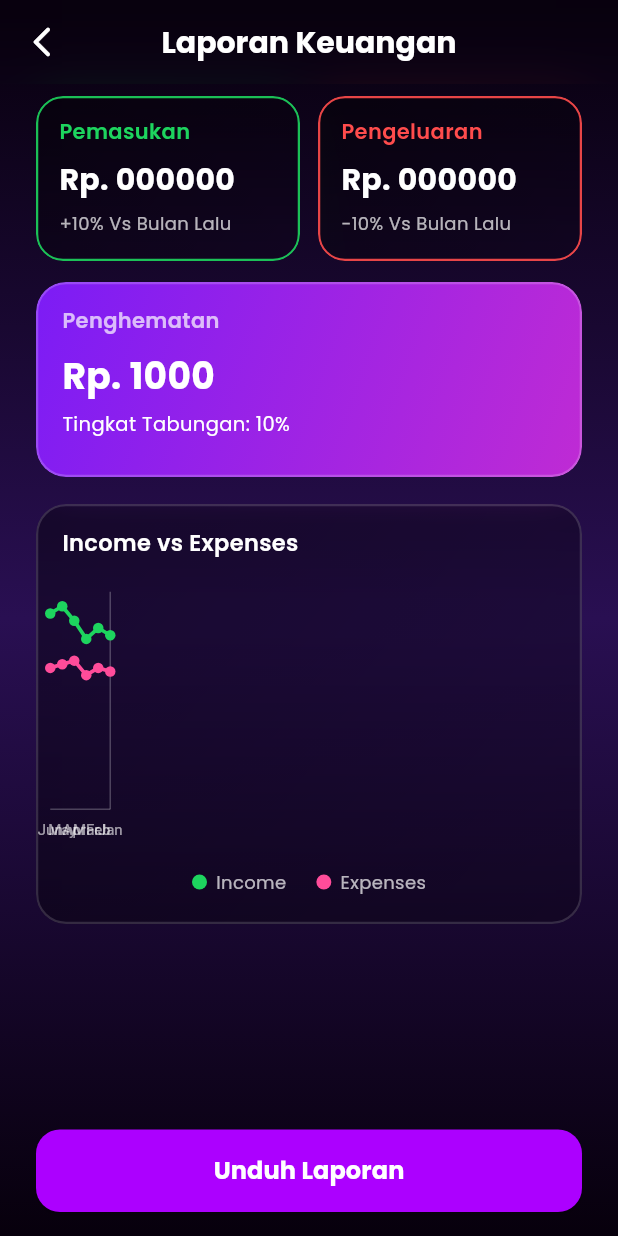
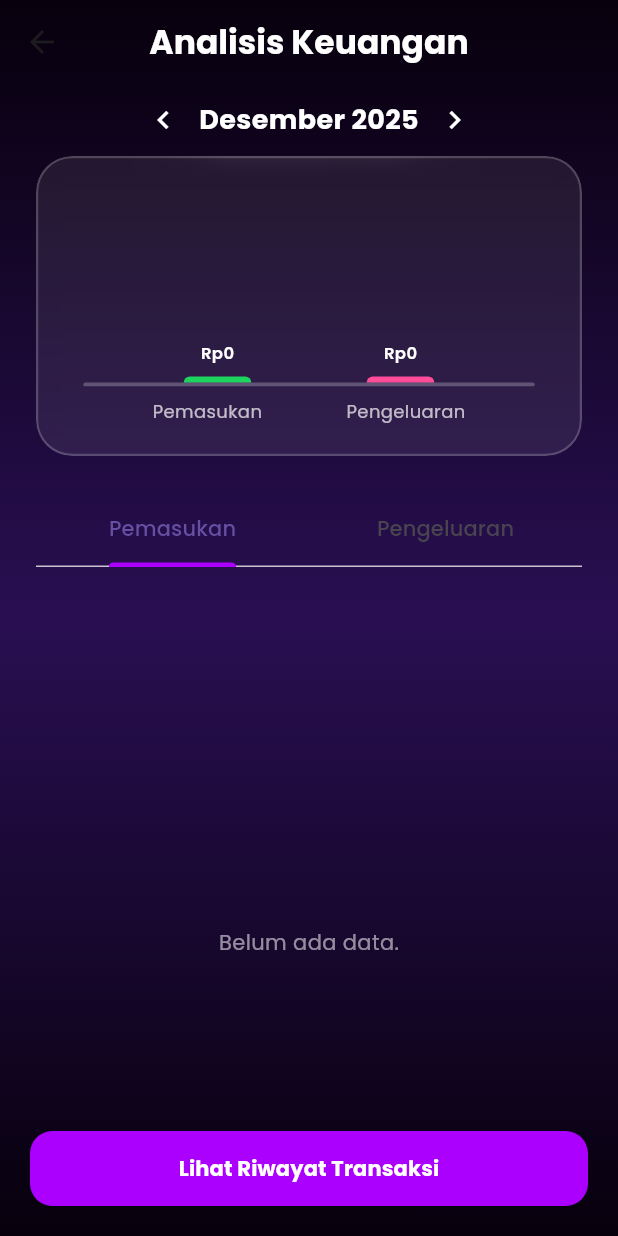
Before and after one commit to Wrrynn/4RT05, a Flutter app: the HistoryPage screen opened by its route, after a tap on the "arrow back ios new" icon, after a tap on "Laporan Keuangan", on a phone screen of 412 x 824 dp. Run offline on Flutter 3.47's test engine with Material 3 defaults, Android fonts, the phone set to English and light mode, and no system bars; our stand-ins replace curved_navigation_bar, liquid_pull_to_refresh, supabase_flutter; missing offline and left inert: mobile_scanner; accounts and stored records are empty.

Commit message:
laporan keuangan

```diff
--- a/lib/controller/historyCtrl.dart
+++ b/lib/controller/historyCtrl.dart
@@ -159,4 +159,59 @@ class HistoryController {
       (Match m) => '${m[1]}.',
     );
   }
+
+  // historyCtrl.dart
+
+  Future<Map<String, dynamic>> getMonthlyReportData(String uid, DateTime month) async {
+    double totalIn = 0;
+    double totalOut = 0;
+    Map<String, double> expenseCatData = {};
+    Map<String, double> incomeCatData = {};
+
+    try {
+      final start = DateTime(month.year, month.month, 1).toIso8601String();
+      final end = DateTime(month.year, month.month + 1, 0, 23, 59, 59).toIso8601String();
+
+      // 1. Ambil Pengeluaran (Tabel Transaksi)
+      final trxRes = await supabase
+          .from(tableTransaksi)
+          .select('total_transaksi, Kategori(nama_kategori)')
+          .eq('id_pengguna', uid)
+          .gte('waktu_dibuat', start)
+          .lte('waktu_dibuat', end);
+
+      for (var t in (trxRes as List)) {
+        double val = (t['total_transaksi'] is num) ? (t['total_transaksi'] as num).toDouble() : 0.0;
+        totalOut += val;
+        final catName = t['Kategori']?['nama_kategori']?.toString() ?? 'Lainnya';
+        expenseCatData[catName] = (expenseCatData[catName] ?? 0) + val;
+      }
+
+      // 2. Ambil Pemasukan (Tabel Top Up) - PERBAIKAN inFilter
+      final topRes = await supabase
+          .from(tableTopup)
+          .select()
+          .eq('id_pengguna_topup', uid)
+          .inFilter('status', ['settlement', 'success', 'sukses', 'sukSses']) // Menggunakan inFilter
+          .gte('waktu_dibuat', start)
+          .lte('waktu_dibuat', end);
+
+      for (var tp in (topRes as List)) {
+        final topupItem = Topup.fromMap(tp as Map<String, dynamic>);
+        totalIn += topupItem.jumlah;
+        String method = topupItem.detailMetode.isEmpty ? "Lainnya" : topupItem.detailMetode;
+        incomeCatData[method] = (incomeCatData[method] ?? 0) + topupItem.jumlah;
+      }
+
+    } catch (e) {
+      print('Error report: $e');
+    }
+
+    return {
+      'pemasukan': totalIn,
+      'pengeluaran': totalOut,
+      'expense_categories': expenseCatData,
+      'income_categories': incomeCatData,
+    };
+  }
 }
--- a/lib/controller/topUpCtrl.dart
+++ b/lib/controller/topUpCtrl.dart
@@ -106,7 +106,7 @@ class TopupController {
         if (isSuccess) {
           final checkDb = await supabase.from('Top Up').select('status').eq('order_id', orderId).single();
           if (checkDb['status'] != 'sukses') {
-            await supabase.from('Top Up').update({'status': 'sukSses'}).eq('order_id', orderId);
+            await supabase.from('Top Up').update({'status': 'sukses'}).eq('order_id', orderId);
 
             final user = await supabase.from('Pengguna').select('saldo').eq('id_pengguna', userId).single();
             double oldSaldo = (user['saldo'] ?? 0).toDouble();
--- a/lib/pages/moneyReport.dart
+++ b/lib/pages/moneyReport.dart
@@ -1,39 +1,83 @@
-import 'dart:ui';
+import 'dart:math' as math;
 import 'package:flutter/material.dart';
 import 'package:artos/widgets/bgPurple.dart';
 import 'package:artos/widgets/glass.dart';
+import 'package:artos/controller/historyCtrl.dart';
+import 'package:artos/service/db_service.dart';
+import 'package:artos/pages/history.dart';
 
-class LaporanKeuanganPage extends StatelessWidget {
+class LaporanKeuanganPage extends StatefulWidget {
   const LaporanKeuanganPage({super.key});
+  @override
+  State<LaporanKeuanganPage> createState() => _LaporanKeuanganPageState();
+}
+
+class _LaporanKeuanganPageState extends State<LaporanKeuanganPage> {
+  final HistoryController _ctrl = HistoryController();
+  DateTime _selectedMonth = DateTime.now();
+  bool _isLoading = true;
+
+  double _income = 0;
+  double _expense = 0;
+  Map<String, double> _expenseCat = {};
+  Map<String, double> _incomeCat = {};
+
+  @override
+  void initState() { super.initState(); _fetchData(); }
+
+  Future<void> _fetchData() async {
+    setState(() => _isLoading = true);
+    final uid = DBService.client.auth.currentUser?.id ?? "";
+    final data = await _ctrl.getMonthlyReportData(uid, _selectedMonth);
+    setState(() {
+      _income = data['pemasukan'];
+      _expense = data['pengeluaran'];
+      _expenseCat = data['expense_categories'];
+      _incomeCat = data['income_categories'];
+      _isLoading = false;
+    });
+  }
 
   @override
   Widget build(BuildContext context) {
-    return Scaffold(
-      extendBody: true,
+    return DefaultTabController(
+      length: 2,
+      child: Scaffold(
         extendBodyBehindAppBar: true,
-      appBar: _buildAppBar(context),
+        appBar: _buildAppBar(), // Pastikan metode ini ada di dalam class State
         body: BackgroundApp(
           child: SafeArea(
-          child: Padding(
-            padding: const EdgeInsets.symmetric(horizontal: 24, vertical: 8),
             child: Column(
               children: [
+                _buildMonthPicker(),
                 Expanded(
-                  child: SingleChildScrollView(
+                  child: _isLoading
+                    ? const Center(child: CircularProgressIndicator(color: Colors.white))
+                    : SingleChildScrollView(
+                        padding: const EdgeInsets.symmetric(horizontal: 24),
                         child: Column(
                           children: [
-                        _buildTopSummaryRow(),
-                        const SizedBox(height: 14),
-                        _buildSavingCard(),
-                        const SizedBox(height: 18),
-                        _buildChartCard(),
+                            _buildHistogramSection(),
+                            const SizedBox(height: 25),
+                            const TabBar(
+                              indicatorColor: Color(0xFFAC00FF),
+                              indicatorWeight: 3,
+                              tabs: [Tab(text: "Pemasukan"), Tab(text: "Pengeluaran")], // Posisi ditukar
+                            ),
+                            SizedBox(
+                              height: 500,
+                              child: TabBarView(
+                                children: [
+                                  _buildPieDetailSection(data: _incomeCat, total: _income, title: "Sumber Pemasukan"),
+                                  _buildPieDetailSection(data: _expenseCat, total: _expense, title: "Rincian Kategori"),
+                                ],
+                              ),
+                            ),
                           ],
                         ),
                       ),
                 ),
-                const SizedBox(height: 12),
-                _buildDownloadButton(),
-                const SizedBox(height: 8),
+                _buildHistoryButton(),
               ],
             ),
           ),
@@ -42,377 +86,175 @@ class LaporanKeuanganPage extends StatelessWidget {
     );
   }
 
-  // ---------------- APPBAR ----------------
-
-  PreferredSizeWidget _buildAppBar(BuildContext context) {
-    return PreferredSize(
-      preferredSize: const Size.fromHeight(kToolbarHeight),
-      child: ClipRect(
-        child: BackdropFilter(
-          filter: ImageFilter.blur(sigmaX: 15, sigmaY: 15),
-          child: AppBar(
-            backgroundColor: Colors.transparent,
-            elevation: 0,
-            leading: IconButton(
-              icon: const Icon(
-                Icons.arrow_back_ios_new_rounded,
-                color: Colors.white,
-              ),
-              onPressed: () => Navigator.pop(context),
-            ),
-            centerTitle: true,
-            title: const Text(
-              "Laporan Keuangan",
-              style: TextStyle(
-                color: Colors.white,
-                fontSize: 20,
-                fontWeight: FontWeight.bold,
+  Widget _buildHistogramSection() {
+    return GlassContainer(
+      width: double.infinity,
+      height: 200,
+      borderRadius: BorderRadius.circular(24),
+      padding: const EdgeInsets.all(20),
+      child: Column(
+        children: [
+          Expanded(
+            child: Row(
+              mainAxisAlignment: MainAxisAlignment.spaceEvenly,
+              crossAxisAlignment: CrossAxisAlignment.end,
+              children: [
+                _barItem("Pemasukan", _income, const Color(0xFF1DD45E)),
+                _barItem("Pengeluaran", _expense, const Color(0xFFFF4C9A)),
+              ],
             ),
           ),
+          Container(
+            height: 2.5,
+            width: double.infinity,
+            margin: const EdgeInsets.symmetric(horizontal: 10),
+            decoration: BoxDecoration(color: Colors.white24, borderRadius: BorderRadius.circular(2)),
           ),
+          const SizedBox(height: 8),
+          Row(
+            mainAxisAlignment: MainAxisAlignment.spaceEvenly,
+            children: const [
+              Text("Pemasukan", style: TextStyle(color: Colors.white70, fontSize: 12)),
+              Text("Pengeluaran", style: TextStyle(color: Colors.white70, fontSize: 12)),
+            ],
           ),
+        ],
       ),
     );
   }
 
-  // ---------------- SUMMARY TOP ----------------
+  PreferredSizeWidget _buildAppBar() {
+    return AppBar(
+      backgroundColor: Colors.transparent,
+      elevation: 0,
+      centerTitle: true,
+      title: const Text("Analisis Keuangan", style: TextStyle(fontWeight: FontWeight.bold, color: Colors.white)),
+    );
+  }
 
-  Widget _buildTopSummaryRow() {
+  Widget _barItem(String label, double value, Color color) {
+    double maxHeight = 100.0;
+    double maxVal = (_income > _expense) ? _income : _expense;
+    double ratio = (maxVal == 0) ? 0 : (value / maxVal);
+    return Column(
+      mainAxisAlignment: MainAxisAlignment.end,
+      children: [
+        Text("Rp${value.toInt()}", style: const TextStyle(color: Colors.white, fontSize: 11, fontWeight: FontWeight.w600)),
+        const SizedBox(height: 8),
+        Container(
+          width: 45,
+          height: (ratio * maxHeight).clamp(4, maxHeight),
+          decoration: BoxDecoration(color: color, borderRadius: const BorderRadius.vertical(top: Radius.circular(8))),
+        ),
+      ],
+    );
+  }
+
+  Widget _buildPieDetailSection({required Map<String, double> data, required double total, required String title}) {
+    if (total == 0) return const Center(child: Text("Belum ada data.", style: TextStyle(color: Colors.white54)));
+
+    return Column(
+      crossAxisAlignment: CrossAxisAlignment.start,
+      children: [
+        const SizedBox(height: 20),
+        Text(title, style: const TextStyle(color: Colors.white, fontSize: 16, fontWeight: FontWeight.bold)),
+        const SizedBox(height: 20),
+        Center(
+          child: SizedBox(
+            height: 180, width: 180,
+            child: CustomPaint(
+              painter: _PieChartPainter(data: data, total: total),
+              child: Center(child: Text("Total\nRp${total.toInt()}", textAlign: TextAlign.center, style: const TextStyle(color: Colors.white, fontWeight: FontWeight.w800, fontSize: 13))),
+            ),
+          ),
+        ),
+        const SizedBox(height: 30),
+        Expanded(
+          child: ListView.separated(
+            itemCount: data.length,
+            separatorBuilder: (_, __) => const SizedBox(height: 16),
+            itemBuilder: (context, index) {
+              String name = data.keys.elementAt(index);
+              double val = data.values.elementAt(index);
+              double pct = (val / total) * 100;
+              final colors = [Colors.yellowAccent, Colors.orangeAccent, Colors.lightBlueAccent, Colors.greenAccent, Colors.purpleAccent, Colors.pinkAccent];
+              Color color = colors[index % colors.length];
+
               return Row(
                 children: [
+                  Container(width: 12, height: 12, decoration: BoxDecoration(color: color, shape: BoxShape.circle)),
+                  const SizedBox(width: 14),
                   Expanded(
-          child: _summaryCard(
-            title: "Pemasukan",
-            amount: "Rp. 000000",
-            subtitle: "+10% Vs Bulan Lalu",
-            borderColor: const Color(0xFF1DD45E),
+                    child: Column(
+                      crossAxisAlignment: CrossAxisAlignment.start,
+                      children: [
+                        Text(name, style: const TextStyle(color: Colors.white, fontSize: 14, fontWeight: FontWeight.w600)),
+                        Text("Rp${val.toInt()}", style: const TextStyle(color: Colors.white54, fontSize: 12)),
+                      ],
                     ),
                   ),
-        const SizedBox(width: 12),
-        Expanded(
-          child: _summaryCard(
-            title: "Pengeluaran",
-            amount: "Rp. 000000",
-            subtitle: "-10% Vs Bulan Lalu",
-            borderColor: const Color(0xFFFF4C4C),
+                  Text("${pct.toStringAsFixed(1)}%", style: const TextStyle(color: Colors.white, fontSize: 18, fontWeight: FontWeight.w900)),
+                ],
+              );
+            },
           ),
         ),
       ],
     );
   }
 
-  Widget _summaryCard({
-    required String title,
-    required String amount,
-    required String subtitle,
-    required Color borderColor,
-  }) {
-    return GlassContainer(
-      width: double.infinity,
-      height: 110,
-      borderRadius: BorderRadius.circular(18),
-      padding: const EdgeInsets.symmetric(horizontal: 14, vertical: 12),
-      gradient: LinearGradient(
-        begin: Alignment.topLeft,
-        end: Alignment.bottomRight,
-        colors: [
-          Colors.black.withOpacity(0.4),
-          Colors.black.withOpacity(0.2),
+  Widget _buildMonthPicker() {
+    return Row(
+      mainAxisAlignment: MainAxisAlignment.center,
+      children: [
+        IconButton(icon: const Icon(Icons.chevron_left, color: Colors.white), onPressed: () {
+          setState(() => _selectedMonth = DateTime(_selectedMonth.year, _selectedMonth.month - 1));
+          _fetchData();
+        }),
+        Text("${_getMonthName(_selectedMonth.month)} ${_selectedMonth.year}",
+             style: const TextStyle(color: Colors.white, fontSize: 18, fontWeight: FontWeight.bold)),
+        IconButton(icon: const Icon(Icons.chevron_right, color: Colors.white), onPressed: () {
+          setState(() => _selectedMonth = DateTime(_selectedMonth.year, _selectedMonth.month + 1));
+          _fetchData();
+        }),
       ],
-      ),
-      borderColor: borderColor.withOpacity(0.9),
-      child: Column(
-        crossAxisAlignment: CrossAxisAlignment.start,
-        children: [
-          Text(
-            title,
-            style: TextStyle(
-              color: borderColor,
-              fontSize: 14,
-              fontWeight: FontWeight.w600,
-            ),
-          ),
-          const SizedBox(height: 8),
-          Text(
-            amount,
-            style: const TextStyle(
-              color: Colors.white,
-              fontSize: 20,
-              fontWeight: FontWeight.w800,
-            ),
-          ),
-          const SizedBox(height: 6),
-          Text(
-            subtitle,
-            style: const TextStyle(
-              color: Colors.white70,
-              fontSize: 12,
-            ),
-          ),
-        ],
+    );
+  }
+
+  Widget _buildHistoryButton() {
+    return Padding(
+      padding: const EdgeInsets.all(20),
+      child: ElevatedButton(
+        style: ElevatedButton.styleFrom(backgroundColor: const Color(0xFFAC00FF), minimumSize: const Size(double.infinity, 50), shape: RoundedRectangleBorder(borderRadius: BorderRadius.circular(15))),
+        onPressed: () => Navigator.push(context, MaterialPageRoute(builder: (_) => const HistoryPage())),
+        child: const Text("Lihat Riwayat Transaksi", style: TextStyle(color: Colors.white, fontWeight: FontWeight.bold)),
       ),
     );
   }
 
-  // ---------------- SAVING CARD ----------------
-
-  Widget _buildSavingCard() {
-    return GlassContainer(
-      width: double.infinity,
-      height: 130,
-      borderRadius: BorderRadius.circular(20),
-      padding: const EdgeInsets.symmetric(horizontal: 16, vertical: 14),
-      gradient: const LinearGradient(
-        begin: Alignment.topLeft,
-        end: Alignment.bottomRight,
-        colors: [
-          Color(0xFF7C1CF5),
-          Color(0xFFBF2BD4),
-        ],
-      ),
-      borderColor: Colors.white.withOpacity(0.2),
-      child: Column(
-        crossAxisAlignment: CrossAxisAlignment.start,
-        children: const [
-          Text(
-            "Penghematan",
-            style: TextStyle(
-              color: Colors.white70,
-              fontSize: 14,
-              fontWeight: FontWeight.w600,
-            ),
-          ),
-          SizedBox(height: 10),
-          Text(
-            "Rp. 1000",
-            style: TextStyle(
-              color: Colors.white,
-              fontSize: 24,
-              fontWeight: FontWeight.w800,
-            ),
-          ),
-          SizedBox(height: 6),
-          Text(
-            "Tingkat Tabungan: 10%",
-            style: TextStyle(
-              color: Colors.white,
-              fontSize: 13,
-            ),
-          ),
-        ],
-      ),
-    );
+  String _getMonthName(int month) => ["Januari", "Februari", "Maret", "April", "Mei", "Juni", "Juli", "Agustus", "September", "Oktober", "November", "Desember"][month - 1];
 }
 
-  // ---------------- CHART CARD ----------------
-
-  Widget _buildChartCard() {
-    return GlassContainer(
-      width: double.infinity,
-      height: 280,
-      borderRadius: BorderRadius.circular(20),
-      padding: const EdgeInsets.symmetric(horizontal: 16, vertical: 14),
-      gradient: LinearGradient(
-        colors: [
-          Colors.black.withOpacity(0.4),
-          Colors.black.withOpacity(0.25),
-        ],
-        begin: Alignment.topLeft,
-        end: Alignment.bottomRight,
-      ),
-      borderColor: Colors.white.withOpacity(0.15),
-      child: Column(
-        crossAxisAlignment: CrossAxisAlignment.start,
-        children: [
-          const Text(
-            "Income vs Expenses",
-            style: TextStyle(
-              color: Colors.white,
-              fontSize: 15,
-              fontWeight: FontWeight.w600,
-            ),
-          ),
-          const SizedBox(height: 12),
-          Expanded(
-            child: CustomPaint(
-              painter: _IncomeExpenseChartPainter(),
-            ),
-          ),
-          const SizedBox(height: 10),
-          Row(
-            mainAxisAlignment: MainAxisAlignment.center,
-            children: const [
-              _LegendDot(color: Color(0xFF1DD45E), label: "Income"),
-              SizedBox(width: 20),
-              _LegendDot(color: Color(0xFFFF4C9A), label: "Expenses"),
-            ],
-          ),
-          const SizedBox(height: 4),
-        ],
-      ),
-    );
-  }
-
-  // ---------------- DOWNLOAD BUTTON ----------------
-
-  Widget _buildDownloadButton() {
-    return SizedBox(
-      width: double.infinity,
-      height: 55,
-      child: ElevatedButton(
-        onPressed: () {
-          // TODO: generate & download laporan (PDF / CSV) jika perlu
-        },
-        style: ElevatedButton.styleFrom(
-          backgroundColor: const Color(0xFFAC00FF),
-          shape: RoundedRectangleBorder(
-            borderRadius: BorderRadius.circular(16),
-          ),
-        ),
-        child: const Text(
-          "Unduh Laporan",
-          style: TextStyle(
-            color: Colors.white,
-            fontSize: 16,
-            fontWeight: FontWeight.w700,
-          ),
-        ),
-      ),
-    );
-  }
-}
-
-// ---------- LEGEND DOT ----------
-
-class _LegendDot extends StatelessWidget {
-  final Color color;
-  final String label;
-
-  const _LegendDot({required this.color, required this.label});
-
-  @override
-  Widget build(BuildContext context) {
-    return Row(
-      children: [
-        Container(
-          width: 10,
-          height: 10,
-          decoration: BoxDecoration(
-            color: color,
-            shape: BoxShape.circle,
-          ),
-        ),
-        const SizedBox(width: 6),
-        Text(
-          label,
-          style: const TextStyle(
-            color: Colors.white70,
-            fontSize: 12,
-          ),
-        ),
-      ],
-    );
-  }
-}
-
-// ---------- SIMPLE CUSTOM CHART PAINTER ----------
-
-class _IncomeExpenseChartPainter extends CustomPainter {
-  final List<double> income = [4800, 5000, 4700, 5200, 5600, 5400];
-  final List<double> expense = [3800, 3900, 3700, 4100, 4000, 3900];
+class _PieChartPainter extends CustomPainter {
+  final Map<String, double> data;
+  final double total;
+  _PieChartPainter({required this.data, required this.total});
 
   @override
   void paint(Canvas canvas, Size size) {
-    final double maxY = 6000;
-    final double minY = 0;
-    final double chartHeight = size.height - 40;
-    final double chartWidth = size.width - 40;
+    if (total == 0) return;
+    final paint = Paint()..style = PaintingStyle.stroke..strokeWidth = 28..strokeCap = StrokeCap.butt;
+    double startAngle = -math.pi / 2;
+    int index = 0;
+    final colors = [Colors.yellowAccent, Colors.orangeAccent, Colors.lightBlueAccent, Colors.greenAccent, Colors.purpleAccent, Colors.pinkAccent];
 
-    final double dx = chartWidth / (income.length - 1);
-
-    // axis paint
-    final axisPaint = Paint()
-      ..color = Colors.white24
-      ..strokeWidth = 1;
-
-    // draw y axis & x axis
-    canvas.drawLine(
-      Offset(32, 10),
-      Offset(32, chartHeight + 10),
-      axisPaint,
-    );
-    canvas.drawLine(
-      Offset(32, chartHeight + 10),
-      Offset(chartWidth + 32, chartHeight + 10),
-      axisPaint,
-    );
-
-    // helpers
-    Offset pointFor(double value, int index) {
-      final double normY = (value - minY) / (maxY - minY);
-      final double y = chartHeight + 10 - normY * chartHeight;
-      final double x = 32 + dx * index;
-      return Offset(x, y);
+    data.forEach((key, value) {
+      final sweepAngle = (value / total) * 2 * math.pi;
+      paint.color = colors[index % colors.length];
+      canvas.drawArc(Rect.fromCircle(center: Offset(size.width / 2, size.height / 2), radius: size.width / 2), startAngle, sweepAngle, false, paint);
+      startAngle += sweepAngle;
+      index++;
+    });
   }
-
-    // draw lines
-    final incomePaint = Paint()
-      ..color = const Color(0xFF1DD45E)
-      ..strokeWidth = 2.5
-      ..style = PaintingStyle.stroke;
-
-    final expensePaint = Paint()
-      ..color = const Color(0xFFFF4C9A)
-      ..strokeWidth = 2.5
-      ..style = PaintingStyle.stroke;
-
-    final incomePath = Path()..moveTo(pointFor(income[0], 0).dx, pointFor(income[0], 0).dy);
-    final expensePath = Path()..moveTo(pointFor(expense[0], 0).dx, pointFor(expense[0], 0).dy);
-
-    for (int i = 1; i < income.length; i++) {
-      incomePath.lineTo(pointFor(income[i], i).dx, pointFor(income[i], i).dy);
-      expensePath.lineTo(pointFor(expense[i], i).dx, pointFor(expense[i], i).dy);
+  @override bool shouldRepaint(covariant CustomPainter oldDelegate) => true;
 }
-
-    canvas.drawPath(incomePath, incomePaint);
-    canvas.drawPath(expensePath, expensePaint);
-
-    // draw dots
-    final dotPaintIncome = Paint()..color = const Color(0xFF1DD45E);
-    final dotPaintExpense = Paint()..color = const Color(0xFFFF4C9A);
-
-    for (int i = 0; i < income.length; i++) {
-      final p1 = pointFor(income[i], i);
-      final p2 = pointFor(expense[i], i);
-      canvas.drawCircle(p1, 3.5, dotPaintIncome);
-      canvas.drawCircle(p2, 3.5, dotPaintExpense);
-    }
-
-    // draw month labels (Jan–Jun)
-    const months = ['Jan', 'Feb', 'Mar', 'Apr', 'May', 'Jun'];
-    final textPainter = TextPainter(
-      textAlign: TextAlign.center,
-      textDirection: TextDirection.ltr,
-    );
-
-    for (int i = 0; i < months.length; i++) {
-      final x = 32 + dx * i;
-      final y = chartHeight + 18;
-      textPainter.text = TextSpan(
-        text: months[i],
-        style: const TextStyle(
-          color: Colors.white60,
-          fontSize: 10,
-        ),
-      );
-      textPainter.layout();
-      textPainter.paint(
-        canvas,
-        Offset(x - textPainter.width / 2, y),
-      );
-    }
-  }
-
-  @override
-  bool shouldRepaint(covariant CustomPainter oldDelegate) => false;
-}
```
Lines whose indentation alone changed are shown as unchanged.
